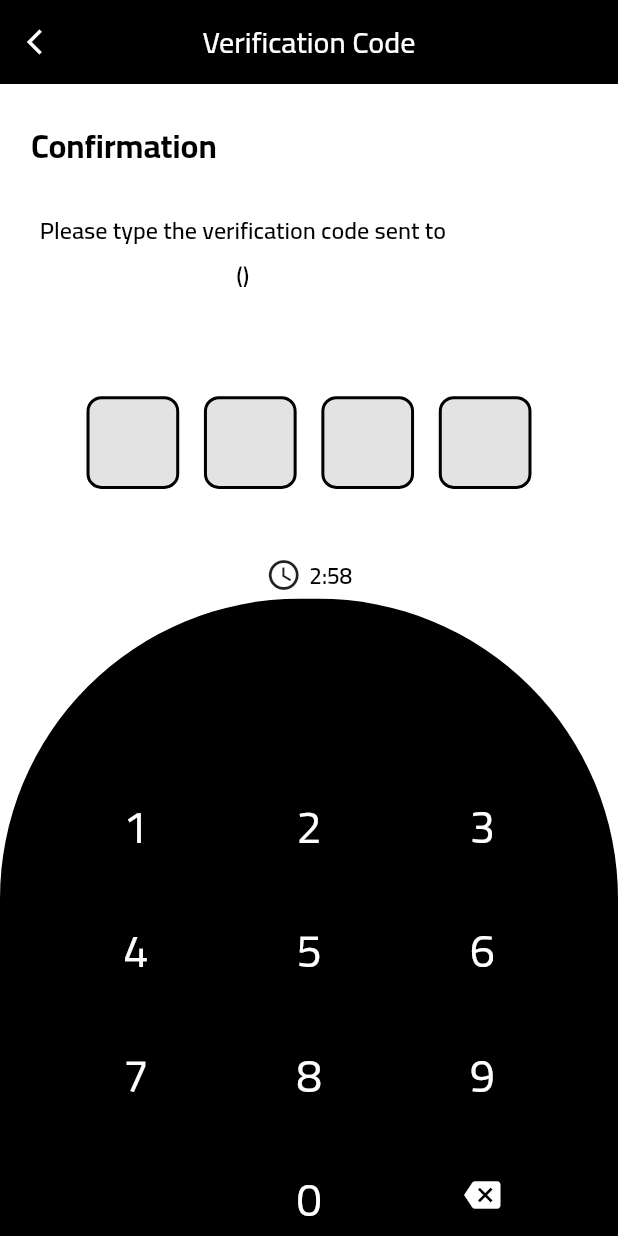
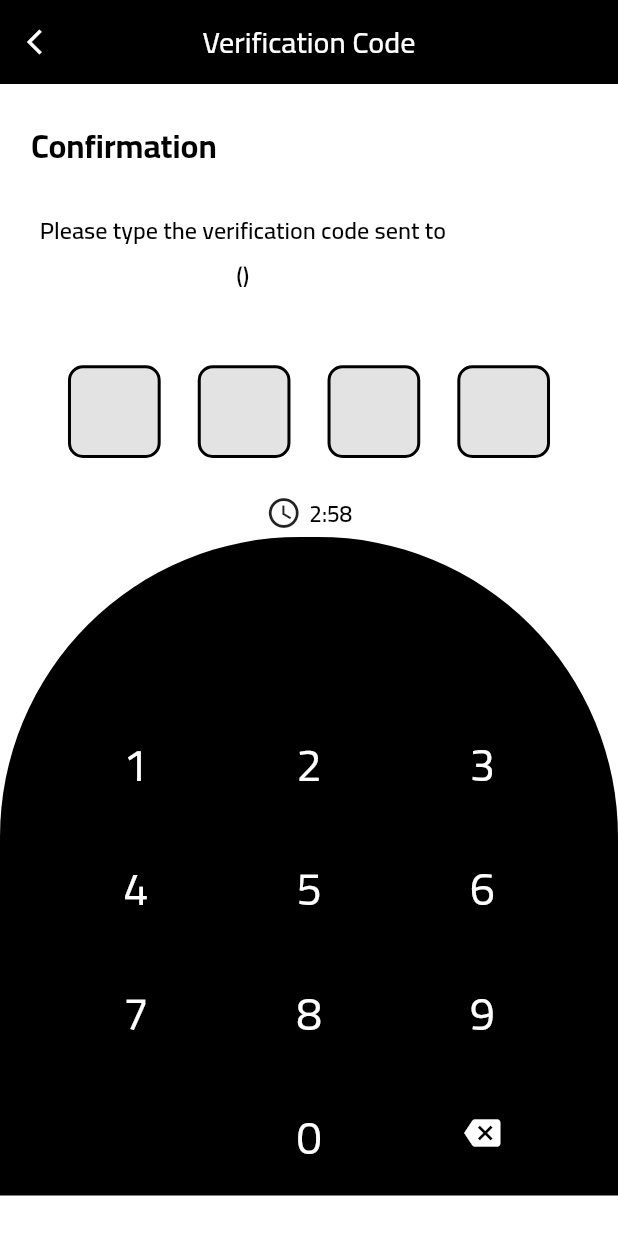
Before and after one commit to islam-kamal/almajid-main, a Flutter app: the VerificationCodeScreen screen opened directly with empty values, on a phone screen of 412 x 824 dp. Run offline on Flutter 3.47's test engine with Material 2 defaults, Android fonts, the phone set to English and light mode, and no system bars; our stand-ins replace another_flushbar, badges, bloc, carousel_pro, carousel_slider, country_code_picker and 26 more; missing offline and left inert: circle_bottom_navigation_bar, clippy_flutter, country_list_pick, grouped_checkbox, network_info_plus, search_widget; accounts and stored records are empty; network calls fail; statements that could not run were skipped.

Commit message:
Directionalty for login with phone screen 28/2/2022

```diff
--- a/lib/screens/auth/verification_code_screen.dart
+++ b/lib/screens/auth/verification_code_screen.dart
@@ -301,7 +301,7 @@ class _OtpState extends State<VerificationCodeScreen>
 
   // Return "Email" label
   get _getEmailLabel {
-    return Directionality(textDirection: MyApp.app_langauge == 'ar' ? TextDirection.ltr : TextDirection.rtl,
+    return Directionality(textDirection: MyApp.app_langauge == 'ar' ? TextDirection.ltr : TextDirection.ltr,
     child: Padding(
         padding: EdgeInsets.only(
             right: StaticData.get_width(context) * 0.06,
@@ -318,7 +318,7 @@ class _OtpState extends State<VerificationCodeScreen>
             Text(
               "${translator.translate("(${user_phone_number()})")} ",
               textAlign: TextAlign.center,
-              textDirection:  MyApp.app_langauge == 'en' ? TextDirection.ltr : TextDirection.rtl,
+              textDirection:  MyApp.app_langauge == 'en' ? TextDirection.ltr : TextDirection.ltr,
               style: new TextStyle(
                   fontSize: 16.0, color: Colors.black, fontWeight: FontWeight.w600),
             )
@@ -330,7 +330,7 @@ class _OtpState extends State<VerificationCodeScreen>
   // Return "OTP" input field
   get _getInputField {
     return Padding(
-        padding: EdgeInsets.all(StaticData.get_width(context) * 0.1),
+        padding: EdgeInsets.all(StaticData.get_width(context) * 0.05),
         child: new Row(
           mainAxisAlignment: MainAxisAlignment.spaceEvenly,
           children: <Widget>[
```
